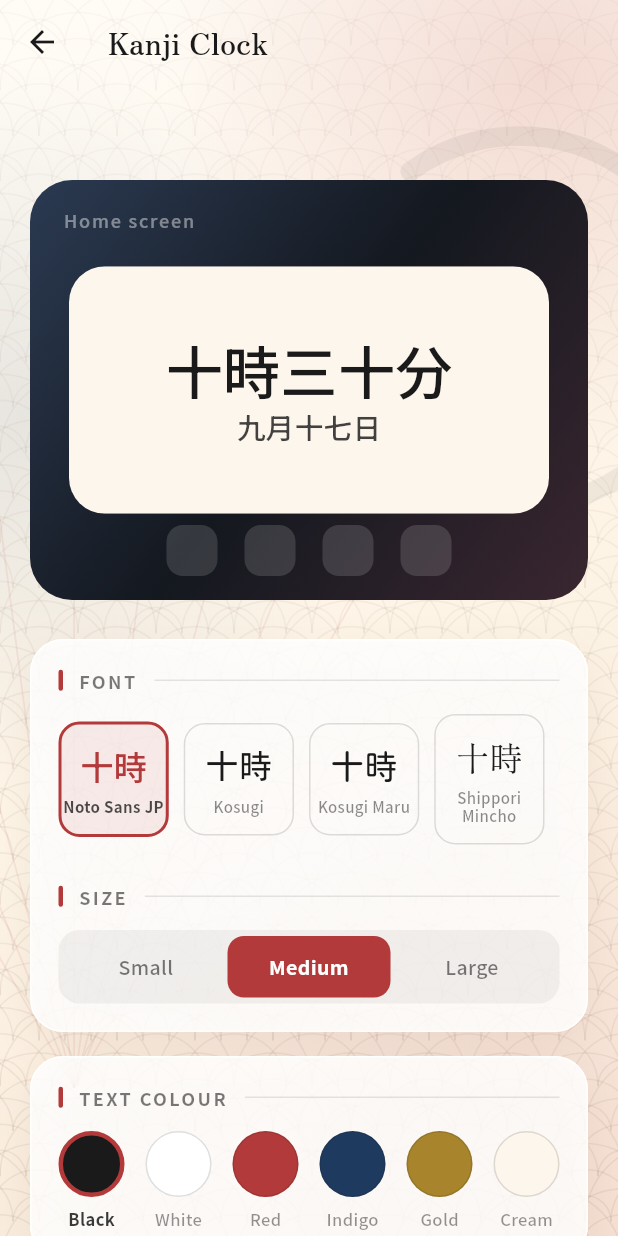
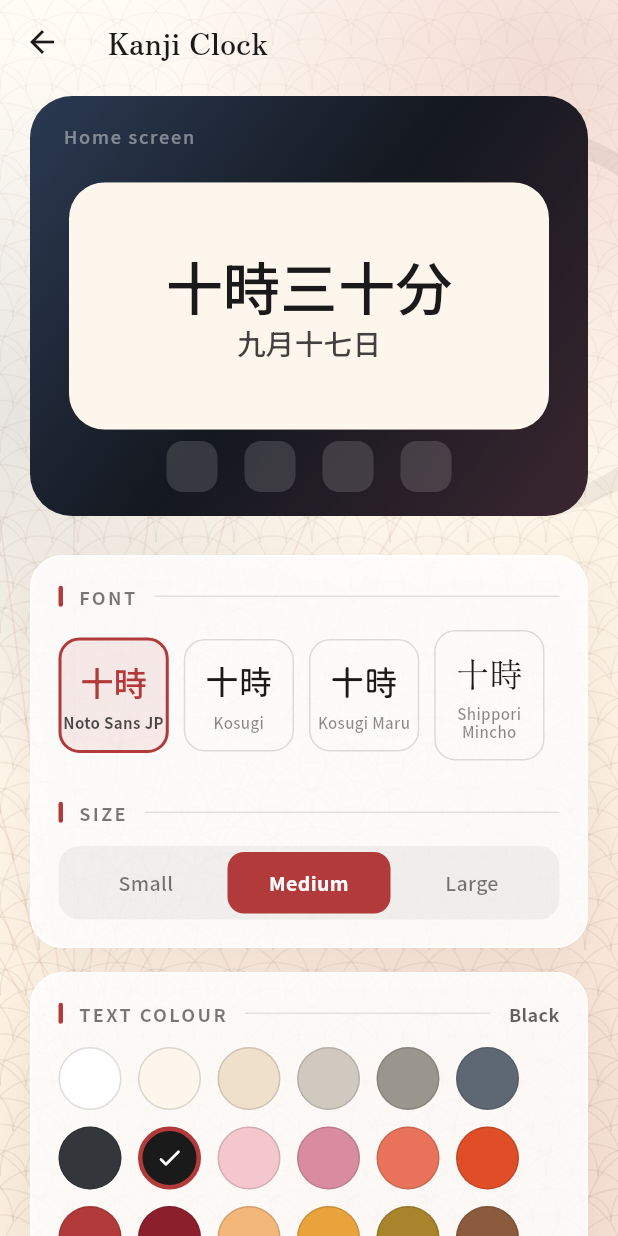
Before and after one commit to Alif-Fikri/Kanji, a Flutter app: the screen it shows after launch, after a tap on an icon or button, on a phone screen of 412 x 824 dp. Run offline on Flutter 3.47's test engine with Material 3 defaults, Android fonts, the phone set to English and light mode, and no system bars; our stand-ins replace equatable, flutter_bloc, hive, hive_flutter; missing offline and left inert: home_widget; accounts and stored records are empty; project files that could hold a hidden picture were left out.

Commit message:
Expand colour palette to 32 swatches and fix app bar overlap

```diff
--- a/lib/core/theme/kanji_palette.dart
+++ b/lib/core/theme/kanji_palette.dart
@@ -13,28 +13,51 @@ class KanjiPalette {
   static const int sumi = 0xFF1A1A1A;
   static const int shu = 0xFFB33A3A;
   static const int ai = 0xFF1F3A5F;
-  static const int matcha = 0xFF5F7A4A;
+  static const int kinari = 0xFFFDF6EC;
   static const int sakura = 0xFFD98CA0;
-  static const int kinari = 0xFFFDF6EC;
-  static const int shiro = 0xFFFFFFFF;
-  static const int kincha = 0xFFA8842C;
 
-  static const List<KanjiColor> backgrounds = [
+  static const List<KanjiColor> swatches = [
+    KanjiColor('White', 0xFFFFFFFF),
     KanjiColor('Cream', kinari),
-    KanjiColor('White', shiro),
+    KanjiColor('Sand', 0xFFEFE0CC),
+    KanjiColor('Stone', 0xFFCFC9C0),
+    KanjiColor('Ash', 0xFF9A958D),
+    KanjiColor('Slate', 0xFF5E6873),
+    KanjiColor('Charcoal', 0xFF33363A),
     KanjiColor('Black', sumi),
+    KanjiColor('Blush', 0xFFF4C7CE),
+    KanjiColor('Rose', 0xFFD98CA0),
+    KanjiColor('Coral', 0xFFE8735A),
+    KanjiColor('Vermillion', 0xFFE04E27),
+    KanjiColor('Red', shu),
+    KanjiColor('Crimson', 0xFF8C1F2C),
+    KanjiColor('Apricot', 0xFFF3B77A),
+    KanjiColor('Amber', 0xFFE8A33D),
+    KanjiColor('Gold', 0xFFA8842C),
+    KanjiColor('Clay', 0xFF8C5A3C),
+    KanjiColor('Espresso', 0xFF4A332A),
+    KanjiColor('Sage', 0xFFA8BC96),
+    KanjiColor('Matcha', 0xFF7C9A56),
+    KanjiColor('Moss', 0xFF5F7A4A),
+    KanjiColor('Forest', 0xFF2C4633),
+    KanjiColor('Mint', 0xFF9BD5C4),
+    KanjiColor('Teal', 0xFF2E8B92),
+    KanjiColor('Sky', 0xFFA5CDE4),
+    KanjiColor('Azure', 0xFF3E7CB1),
     KanjiColor('Indigo', ai),
-    KanjiColor('Green', matcha),
-    KanjiColor('Pink', sakura),
-    KanjiColor('Red', shu),
+    KanjiColor('Navy', 0xFF1B2A4A),
+    KanjiColor('Lavender', 0xFFC3B8DE),
+    KanjiColor('Wisteria', 0xFF8B81C3),
+    KanjiColor('Plum', 0xFF5D3F6A),
   ];
 
-  static const List<KanjiColor> texts = [
-    KanjiColor('Black', sumi),
-    KanjiColor('White', shiro),
-    KanjiColor('Red', shu),
-    KanjiColor('Indigo', ai),
-    KanjiColor('Gold', kincha),
-    KanjiColor('Cream', kinari),
-  ];
+  static const List<KanjiColor> backgrounds = swatches;
+  static const List<KanjiColor> texts = swatches;
+
+  static String nameOf(int value) {
+    for (final swatch in swatches) {
+      if (swatch.value == value) return swatch.name;
+    }
+    return 'Custom';
+  }
 }
--- a/lib/core/widgets/section_header.dart
+++ b/lib/core/widgets/section_header.dart
@@ -2,8 +2,9 @@ import 'package:flutter/material.dart';
 
 class SectionHeader extends StatelessWidget {
   final String label;
+  final String? trailing;
 
-  const SectionHeader({super.key, required this.label});
+  const SectionHeader({super.key, required this.label, this.trailing});
 
   @override
   Widget build(BuildContext context) {
@@ -35,6 +36,17 @@ class SectionHeader extends StatelessWidget {
           Expanded(
             child: Container(height: 1, color: onSurface.withAlpha(28)),
           ),
+          if (trailing != null) ...[
+            const SizedBox(width: 12),
+            Text(
+              trailing!,
+              style: TextStyle(
+                fontSize: 12,
+                fontWeight: FontWeight.w600,
+                color: onSurface.withAlpha(175),
+              ),
+            ),
+          ],
         ],
       ),
     );
--- a/lib/features/widget_config/presentation/pages/widget_customise_page.dart
+++ b/lib/features/widget_config/presentation/pages/widget_customise_page.dart
@@ -88,22 +88,17 @@ class _WidgetCustomisePageState extends State<WidgetCustomisePage> {
     final scheme = Theme.of(context).colorScheme;
     final kind = widget.kind;
 
-    return Scaffold(
-      extendBodyBehindAppBar: true,
-      appBar: AppBar(title: Text(kind.title)),
-      body: WashiBackground(
-        child: BlocBuilder<WidgetConfigBloc, WidgetConfigState>(
+    return WashiBackground(
+      child: Scaffold(
+        backgroundColor: Colors.transparent,
+        appBar: AppBar(title: Text(kind.title)),
+        body: BlocBuilder<WidgetConfigBloc, WidgetConfigState>(
           builder: (context, state) {
             final config = state.configFor(kind);
             final bloc = context.read<WidgetConfigBloc>();
 
             return ListView(
-              padding: EdgeInsets.fromLTRB(
-                20,
-                MediaQuery.of(context).padding.top + kToolbarHeight + 8,
-                20,
-                36,
-              ),
+              padding: const EdgeInsets.fromLTRB(20, 8, 20, 36),
               children: [
                 PreviewStage(kind: kind, config: config, now: _now),
                 const SizedBox(height: 26),
@@ -130,7 +125,10 @@ class _WidgetCustomisePageState extends State<WidgetCustomisePage> {
                   child: Column(
                     crossAxisAlignment: CrossAxisAlignment.start,
                     children: [
-                      const SectionHeader(label: 'Text colour'),
+                      SectionHeader(
+                        label: 'Text colour',
+                        trailing: KanjiPalette.nameOf(config.textColor),
+                      ),
                       ColorSwatchRow(
                         options: KanjiPalette.texts,
                         selected: config.textColor,
@@ -145,7 +143,12 @@ class _WidgetCustomisePageState extends State<WidgetCustomisePage> {
                   child: Column(
                     crossAxisAlignment: CrossAxisAlignment.start,
                     children: [
-                      const SectionHeader(label: 'Background'),
+                      SectionHeader(
+                        label: 'Background',
+                        trailing: config.showBackground
+                            ? KanjiPalette.nameOf(config.backgroundColor)
+                            : 'Transparent',
+                      ),
                       Row(
                         children: [
                           Expanded(
--- a/lib/features/widget_config/presentation/widgets/color_swatch_row.dart
+++ b/lib/features/widget_config/presentation/widgets/color_swatch_row.dart
@@ -16,43 +16,37 @@ class ColorSwatchRow extends StatelessWidget {
 
   @override
   Widget build(BuildContext context) {
-    final onSurface = Theme.of(context).colorScheme.onSurface;
+    final scheme = Theme.of(context).colorScheme;
 
     return Wrap(
-      spacing: 14,
-      runSpacing: 14,
+      spacing: 11,
+      runSpacing: 11,
       children: options.map((option) {
         final isSelected = option.value == selected;
+        final tickColor = option.color.computeLuminance() > 0.55
+            ? const Color(KanjiPalette.sumi)
+            : Colors.white;
+
         return GestureDetector(
           onTap: () => onSelected(option.value),
-          child: Column(
-            mainAxisSize: MainAxisSize.min,
-            children: [
-              AnimatedContainer(
-                duration: const Duration(milliseconds: 160),
-                width: 44,
-                height: 44,
+          child: AnimatedContainer(
+            duration: const Duration(milliseconds: 150),
+            width: 42,
+            height: 42,
+            alignment: Alignment.center,
             decoration: BoxDecoration(
               color: option.color,
               shape: BoxShape.circle,
               border: Border.all(
                 color: isSelected
-                        ? Theme.of(context).colorScheme.primary
-                        : onSurface.withAlpha(36),
+                    ? scheme.primary
+                    : scheme.onSurface.withAlpha(38),
                 width: isSelected ? 3 : 1,
               ),
             ),
-              ),
-              const SizedBox(height: 6),
-              Text(
-                option.name,
-                style: TextStyle(
-                  fontSize: 11,
-                  color: onSurface.withAlpha(isSelected ? 220 : 120),
-                  fontWeight: isSelected ? FontWeight.w700 : FontWeight.w400,
-                ),
-              ),
-            ],
+            child: isSelected
+                ? Icon(Icons.check_rounded, size: 19, color: tickColor)
+                : null,
           ),
         );
       }).toList(),
```
Lines whose indentation alone changed are shown as unchanged.
